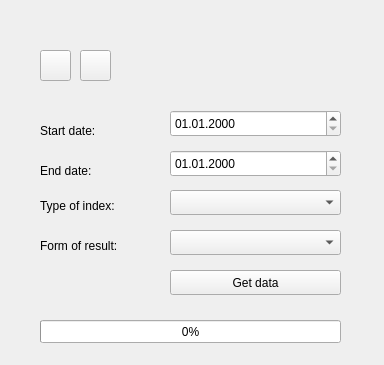
Before: the Qt Designer form world_from_space_widget_base.ui in OpenGeoLabs/qgis-world-from-space-plugin, drawn with Qt 5.
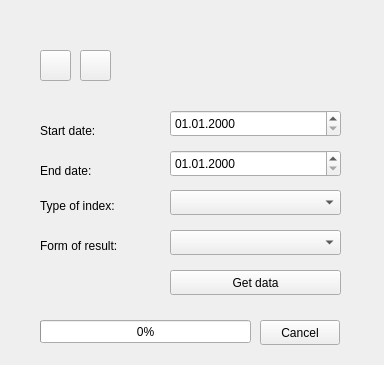
After: the same form once the commit is applied. Custom widgets are drawn as their Qt base class.

Patch:
```diff
--- a/world_from_space_widget_base.ui
+++ b/world_from_space_widget_base.ui
@@ -170,7 +170,7 @@
     <rect>
      <x>40</x>
      <y>320</y>
-     <width>301</width>
+     <width>211</width>
      <height>23</height>
     </rect>
    </property>
@@ -178,6 +178,19 @@
     <number>0</number>
    </property>
   </widget>
+  <widget class="QPushButton" name="pushButtonCancel">
+   <property name="geometry">
+    <rect>
+     <x>260</x>
+     <y>320</y>
+     <width>80</width>
+     <height>25</height>
+    </rect>
+   </property>
+   <property name="text">
+    <string>Cancel</string>
+   </property>
+  </widget>
  </widget>
  <customwidgets>
   <customwidget>
```
